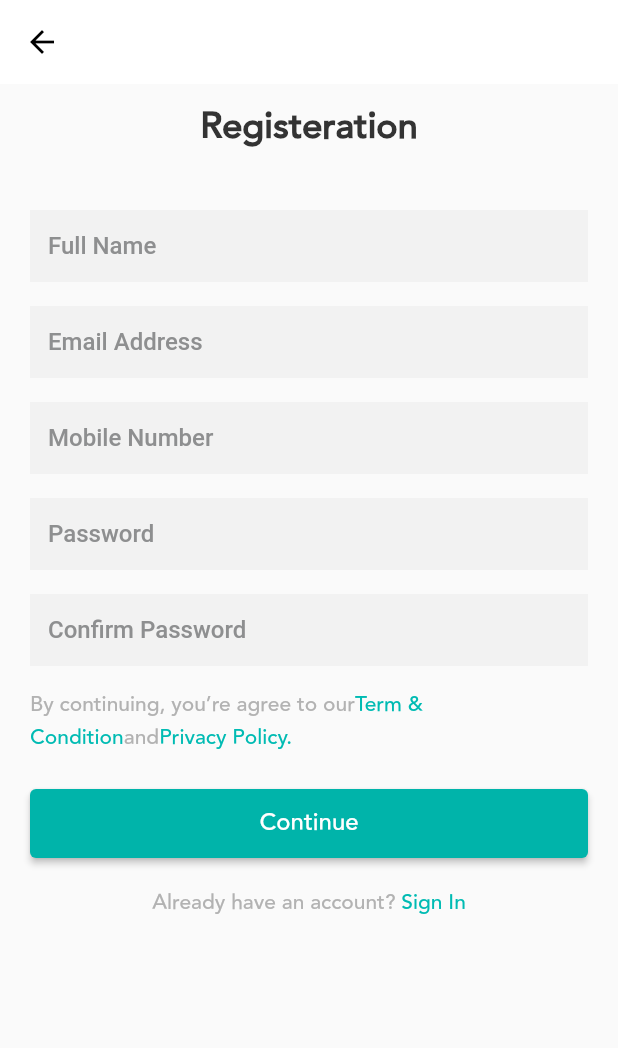
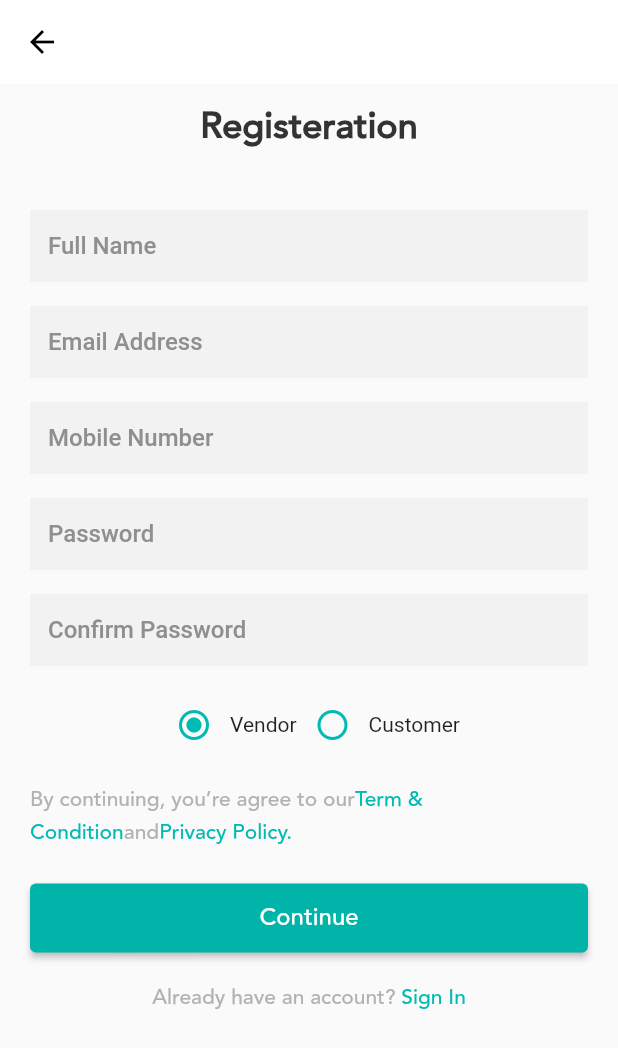
Before and after one commit to shabbirrajput/Pharmacy-hn-clone, a Flutter app: the ScreenRegisteration screen opened directly, on a phone screen of 412 x 824 dp. Shown: the top 1048 px of the screen. Run offline on Flutter 3.47's test engine with Material 2 defaults, Android fonts, the phone set to English and light mode, and no system bars; our stand-ins replace carousel_slider, shared_preferences, sqflite; accounts and stored records are empty.

Commit message:
Registeration check that the User's Email already exist or not if exist show alert! or else insert it sqlite --> Done

```diff
--- a/lib/Db/comHelper.dart
+++ b/lib/Db/comHelper.dart
@@ -1,6 +1,5 @@
 import 'package:flutter/material.dart';
 import 'package:pharmacy_hn_clone/Db/navigator_key.dart';
-import 'package:toast/toast.dart';
 
 alertDialog(String msg) {
   //Toast.show(msg, context, duration: Toast.LENGTH_LONG, gravity: Toast.BOTTOM);
@@ -20,7 +19,7 @@ showAlertDialog(BuildContext context, String msg) {
 
   // set up the AlertDialog
   AlertDialog alert = AlertDialog(
-    title: Text("My title"),
+    title: Text("ALERT!"),
     content: Text(msg),
     actions: [
       okButton,
--- a/lib/Db/user_model.dart
+++ b/lib/Db/user_model.dart
@@ -1,5 +1,5 @@
 class UserModel {
-  String? id;
+  int? id;
   String? name;
   String? email;
   String? mobileno;
--- a/lib/Screens/Auth/screen_registeration.dart
+++ b/lib/Screens/Auth/screen_registeration.dart
@@ -3,7 +3,6 @@ import 'package:pharmacy_hn_clone/Db/comHelper.dart';
 import 'package:pharmacy_hn_clone/Db/db_helper.dart';
 import 'package:pharmacy_hn_clone/Db/user_model.dart';
 import 'package:pharmacy_hn_clone/Screens/Auth/screen_login.dart';
-import 'package:pharmacy_hn_clone/Screens/Auth/screen_otp_verification.dart';
 import 'package:pharmacy_hn_clone/core/app_color.dart';
 import 'package:pharmacy_hn_clone/core/app_fonts.dart';
 import 'package:pharmacy_hn_clone/core/app_size.dart';
@@ -17,7 +16,7 @@ class ScreenRegisteration extends StatefulWidget {
 }
 
 class _ScreenRegisterationState extends State<ScreenRegisteration> {
-  final _formKey = new GlobalKey<FormState>();
+  bool isVendor = true;
 
   final TextEditingController nameController = TextEditingController();
   final TextEditingController emailController = TextEditingController();
@@ -41,6 +40,8 @@ class _ScreenRegisterationState extends State<ScreenRegisteration> {
     ///if (_formKey.currentState!.validate()) {
     if (passwd != cpasswd) {
       alertDialog('Password Mismatch');
+    } else if (email == email) {
+      alertDialog('Email Already Exist');
     } else {
       ///_formKey.currentState!.save();
 
@@ -168,6 +169,41 @@ class _ScreenRegisterationState extends State<ScreenRegisteration> {
                     hintStyle: TextStyle(
                         color: AppColor.colorCoolGrey,
                         fontWeight: FontWeight.w500)),
+              ),
+              const SizedBox(
+                height: AppSize.mainSize15,
+              ),
+              Row(
+                mainAxisAlignment: MainAxisAlignment.center,
+                children: [
+                  IconButton(
+                      color: AppColor.colorPrimary_two,
+                      onPressed: () {
+                        setState(() {
+                          isVendor = true;
+                        });
+                      },
+                      icon: Icon(isVendor
+                          ? Icons.radio_button_on
+                          : Icons.radio_button_off)),
+                  const Text("Vendor"),
+                  Row(
+                    mainAxisAlignment: MainAxisAlignment.center,
+                    children: [
+                      IconButton(
+                          color: AppColor.colorPrimary_two,
+                          onPressed: () {
+                            setState(() {
+                              isVendor = false;
+                            });
+                          },
+                          icon: Icon(isVendor
+                              ? Icons.radio_button_off
+                              : Icons.radio_button_on)),
+                      const Text("Customer")
+                    ],
+                  ),
+                ],
               ),
               const SizedBox(
                 height: AppSize.mainSize15,
```
Also changed, not shown: lib/Db/db_helper.dart (+8 -7 lines), lib/Screens/Auth/screen_login.dart (+3 -4 lines).
